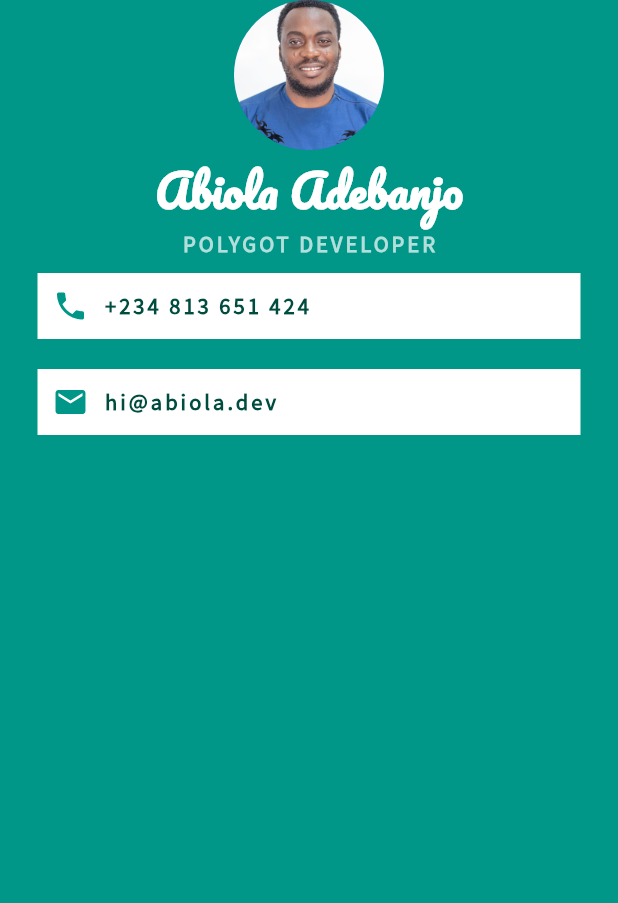
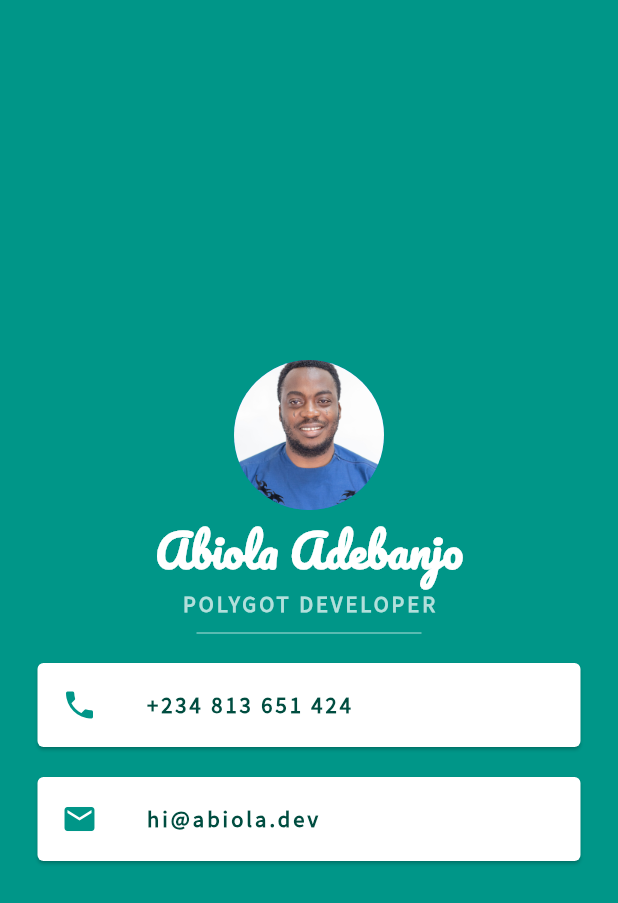
Before and after one commit to kreativecoder/mi_card, a Flutter app: the screen it shows after launch, on a phone screen of 412 x 824 dp. Shown: the top 903 px of the screen. Run offline on Flutter 3.47's test engine with Material 2 defaults, Android fonts, the phone set to English and light mode, and no system bars.

Commit message:
Flutter Card & ListTile Widget

```diff
--- a/lib/main.dart
+++ b/lib/main.dart
@@ -11,7 +11,9 @@ class MyApp extends StatelessWidget {
       home: Scaffold(
         backgroundColor: Colors.teal,
         body: SafeArea(
+          child: Center(
             child: Column(
+              mainAxisAlignment: MainAxisAlignment.center,
               children: <Widget>[
                 CircleAvatar(
                   radius: 50.0,
@@ -34,20 +36,22 @@ class MyApp extends StatelessWidget {
                       letterSpacing: 2,
                       fontWeight: FontWeight.bold),
                 ),
-              Container(
-                padding: EdgeInsets.all(10.0),
-                color: Colors.white,
-                margin: EdgeInsets.symmetric(vertical: 10.0, horizontal: 25.0),
-                child: Row(
-                  children: <Widget>[
-                    Icon(
+                SizedBox(
+                  height: 20.0,
+                  width: 150.0,
+                  child: Divider(
+                    color: Colors.teal[100],
+                  ),
+                ),
+                Card(
+                  margin:
+                      EdgeInsets.symmetric(vertical: 10.0, horizontal: 25.0),
+                  child: ListTile(
+                    leading: Icon(
                       Icons.phone,
                       color: Colors.teal,
                     ),
-                    SizedBox(
-                      width: 10.0,
-                    ),
-                    Text(
+                    title: Text(
                       '+234 813 651 424',
                       style: TextStyle(
                           fontFamily: 'Source Sans Pro',
@@ -56,23 +60,17 @@ class MyApp extends StatelessWidget {
                           letterSpacing: 2,
                           fontWeight: FontWeight.bold),
                     ),
-                  ],
                   ),
                 ),
-              Container(
-                padding: EdgeInsets.all(10.0),
-                color: Colors.white,
-                margin: EdgeInsets.symmetric(vertical: 10.0, horizontal: 25.0),
-                child: Row(
-                  children: <Widget>[
-                    Icon(
+                Card(
+                    margin:
+                        EdgeInsets.symmetric(vertical: 10.0, horizontal: 25.0),
+                    child: ListTile(
+                      leading: Icon(
                         Icons.email,
                         color: Colors.teal,
                       ),
-                    SizedBox(
-                      width: 10.0,
-                    ),
-                    Text(
+                      title: Text(
                         'hi@abiola.dev',
                         style: TextStyle(
                             fontFamily: 'Source Sans Pro',
@@ -81,10 +79,9 @@ class MyApp extends StatelessWidget {
                             letterSpacing: 2,
                             fontWeight: FontWeight.bold),
                       ),
+                    )),
               ],
             ),
-              ),
-            ],
           ),
         ),
       ),
```
Also changed, not shown: 3 other files. Lines whose indentation alone changed are shown as unchanged.
